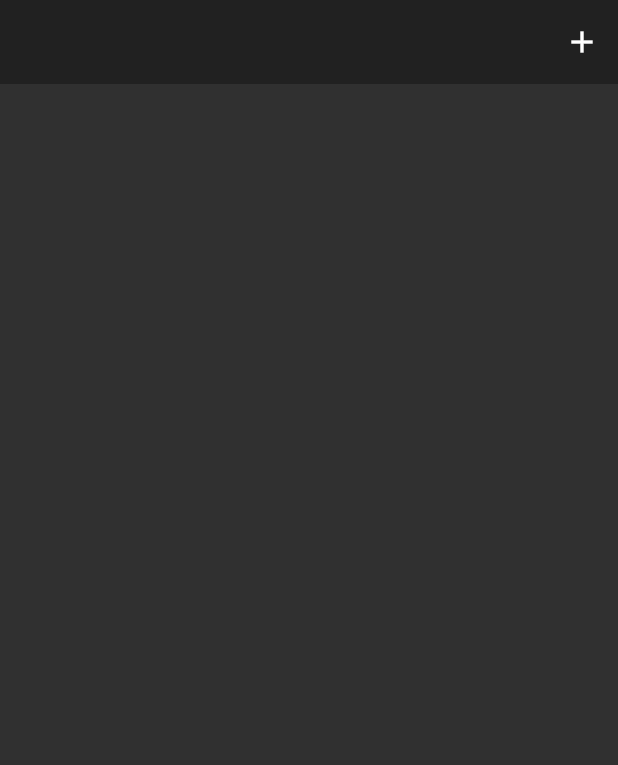
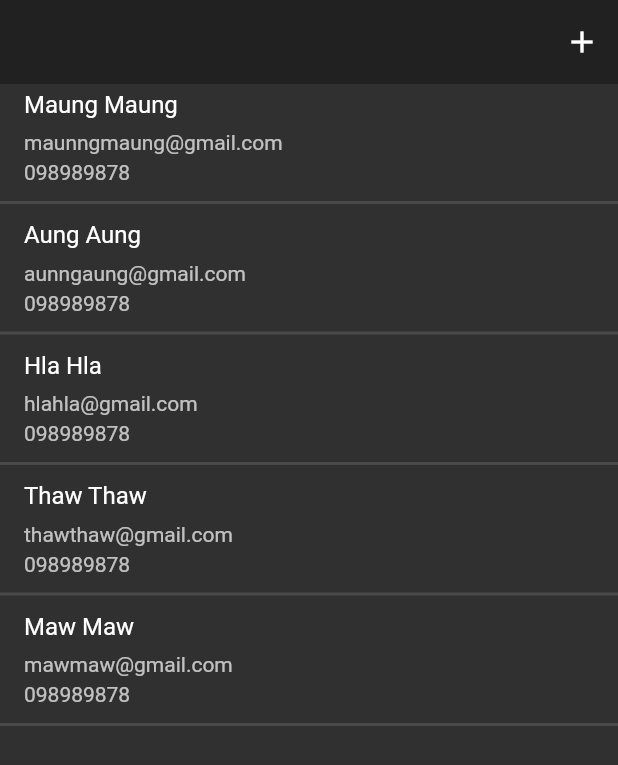
Before and after one commit to theisaachome/jdc-flutter-online-class, a Flutter app: the screen it shows after launch, on a phone screen of 412 x 824 dp. Shown: the top 765 px of the screen. Run offline on Flutter 3.47's test engine with Material 2 defaults, Android fonts, the phone set to English and light mode, and no system bars; our stand-ins replace badges, google_fonts, percent_indicator.

Commit message:
commit add new contact

```diff
--- /dev/null
+++ b/week8/formdemo/lib/home-page.dart
@@ -0,0 +1,102 @@
+import 'package:flutter/material.dart';
+import 'package:formdemo/add-form.dart';
+import 'package:formdemo/model/contact-model.dart';
+
+class MyHomePage extends StatefulWidget {
+  MyHomePage({Key key, this.title}) : super(key: key);
+
+  final String title;
+
+  @override
+  _MyHomePageState createState() => _MyHomePageState();
+}
+
+class _MyHomePageState extends State<MyHomePage> {
+  final myContacts = <ContactModel>[
+    ContactModel(
+        id: DateTime.now().toIso8601String(),
+        userName: "Maung Maung",
+        userEmail: "maunngmaung@gmail.com",
+        userPhone: "098989878"),
+    ContactModel(
+        id: DateTime.now().toIso8601String(),
+        userName: "Aung Aung",
+        userEmail: "aunngaung@gmail.com",
+        userPhone: "098989878"),
+    ContactModel(
+        id: DateTime.now().toString(),
+        userName: "Hla Hla ",
+        userEmail: "hlahla@gmail.com",
+        userPhone: "098989878"),
+    ContactModel(
+        id: DateTime.now().toIso8601String(),
+        userName: "Thaw Thaw ",
+        userEmail: "thawthaw@gmail.com",
+        userPhone: "098989878"),
+    ContactModel(
+        id: DateTime.now().toIso8601String(),
+        userName: "Maw Maw ",
+        userEmail: "mawmaw@gmail.com",
+        userPhone: "098989878"),
+  ];
+  @override
+  Widget build(BuildContext context) {
+    return Scaffold(
+      body: CustomScrollView(
+        slivers: [
+          SliverAppBar(
+            actions: [
+              IconButton(
+                  icon: Icon(Icons.add),
+                  onPressed: () {
+                    Navigator.of(context).push(MaterialPageRoute(
+                        builder: (c) => AddForm(
+                              addContact: addContact,
+                            )));
+                  })
+            ],
+          ),
+          SliverList(
+            delegate:
+                SliverChildBuilderDelegate((BuildContext context, int index) {
+              return Column(
+                children: [
+                  ListTile(
+                    title: Text(myContacts[index].userName),
+                    subtitle: Column(
+                      crossAxisAlignment: CrossAxisAlignment.start,
+                      children: [
+                        SizedBox(
+                          height: 8,
+                        ),
+                        Text(myContacts[index].userEmail),
+                        SizedBox(
+                          height: 4,
+                        ),
+                        Text(myContacts[index].userPhone),
+                      ],
+                    ),
+                  ),
+                  Divider(
+                    thickness: 2,
+                  ),
+                ],
+              );
+            }, childCount: myContacts.length),
+          )
+        ],
+      ),
+    );
+  }
+
+  void addContact(ContactModel contactModel) {
+    setState(() {
+      myContacts.add(contactModel);
+    });
+  }
+
+  bool deleteContact(String id) {
+    myContacts.where((c) => c.id == id);
+    return true;
+  }
+}
--- a/week8/formdemo/lib/main.dart
+++ b/week8/formdemo/lib/main.dart
@@ -1,5 +1,5 @@
 import 'package:flutter/material.dart';
-import 'package:formdemo/add-form.dart';
+import 'package:formdemo/home-page.dart';
 
 void main() {
   runApp(MyApp());
@@ -12,41 +12,8 @@ class MyApp extends StatelessWidget {
       title: 'Flutter Demo',
       theme: ThemeData.dark(),
       debugShowCheckedModeBanner: false,
-      home: MyHomePage(title: 'Flutter Demo Home Page'),
-    );
-  }
-}
-
-class MyHomePage extends StatefulWidget {
-  MyHomePage({Key key, this.title}) : super(key: key);
-
-  final String title;
-
-  @override
-  _MyHomePageState createState() => _MyHomePageState();
-}
-
-class _MyHomePageState extends State<MyHomePage> {
-  @override
-  Widget build(BuildContext context) {
-    return Scaffold(
-      body: CustomScrollView(
-        slivers: [
-          SliverAppBar(
-            actions: [
-              IconButton(
-                  icon: Icon(Icons.add),
-                  onPressed: () {
-                    Navigator.of(context)
-                        .push(MaterialPageRoute(builder: (c) => AddForm()));
-                  })
-            ],
-          ),
-          SliverList(delegate:
-              SliverChildBuilderDelegate((BuildContext context, int index) {
-            return null;
-          }))
-        ],
+      home: MyHomePage(
+        title: 'Contact List',
       ),
     );
   }
--- /dev/null
+++ b/week8/formdemo/lib/model/contact-model.dart
@@ -0,0 +1,15 @@
+class ContactModel {
+  String id;
+  String userName;
+  String userEmail;
+  String userPhone;
+  ContactModel({
+    this.id,
+    this.userName,
+    this.userEmail,
+    this.userPhone,
+  });
+}
+
+typedef AddContact = void Function(ContactModel);
+typedef DeleteContact = bool Function(String);
--- a/week8/formdemo/lib/widgets/form-button.dart
+++ b/week8/formdemo/lib/widgets/form-button.dart
@@ -6,9 +6,9 @@ class FormButton extends AppCustomButton {
     @required String label,
     @required VoidCallback onPressed,
   }) : super(
-            color: Colors.tealAccent,
+            color: Colors.teal,
             child: Text(label),
-            textColor: Colors.black,
+            textColor: Colors.white,
             onPressed: onPressed,
             height: 45.0);
 }
```
Also changed, not shown: week8/formdemo/lib/add-form.dart (+55 -18 lines), week8/formdemo/lib/widgets/app-text-fields.dart (+6 -1 lines).
